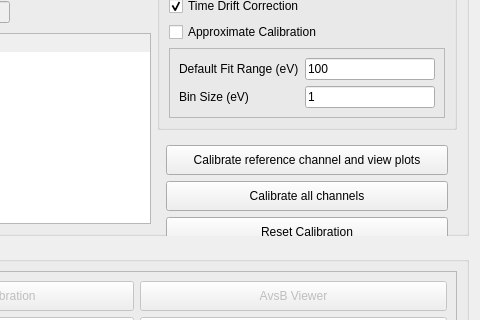
First picture: the form in massGui/ui/massGuiW.ui, repository gmondee/massGui, before the edit; both pictures show x 520 to 1000 and y 247 to 567 of the 1000 by 719 pixel window.
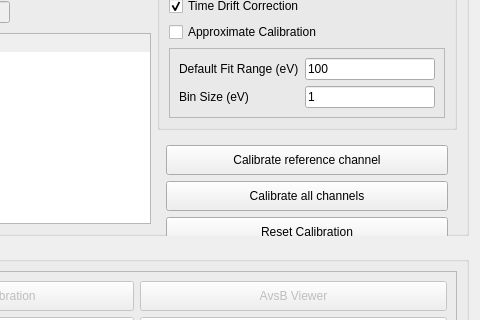
Second picture: the form after the edit.

Commit message: Bug fix for sending multiple states between tables

Patch:
```diff
--- a/massGui/ui/massGuiW.ui
+++ b/massGui/ui/massGuiW.ui
@@ -231,7 +231,7 @@
             </size>
            </property>
            <property name="text">
-            <string>Calibrate reference channel and view plots</string>
+            <string>Calibrate reference channel</string>
            </property>
           </widget>
          </item>
```
The commit also changes 1 other file.
